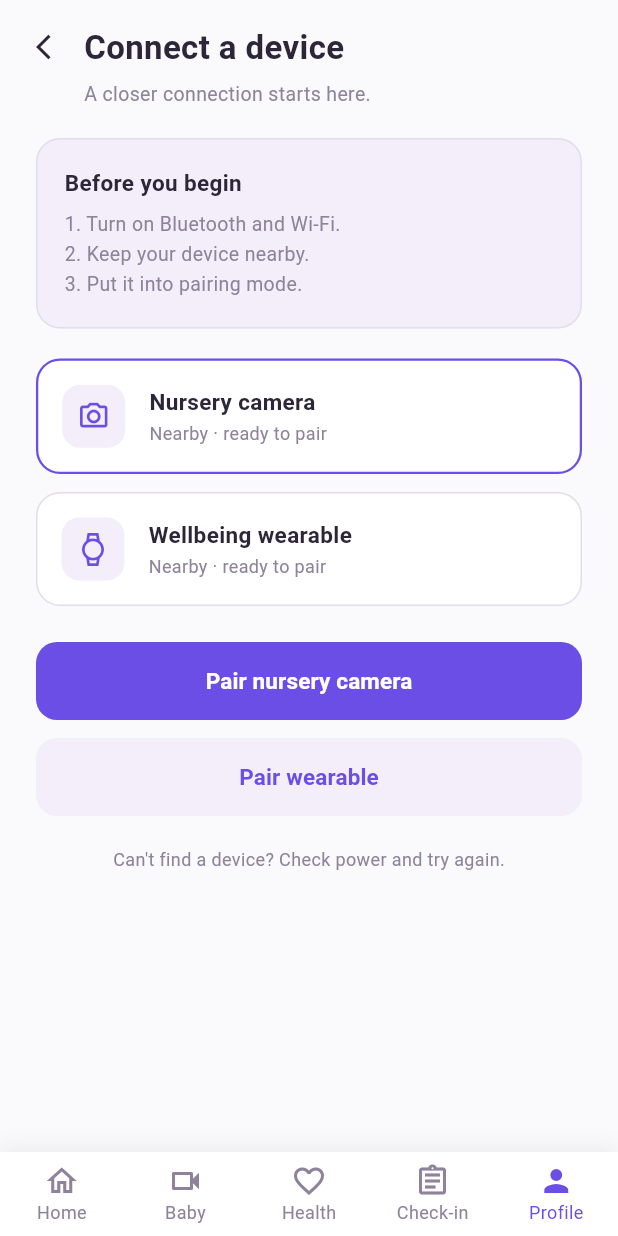
After one commit to cepdnaclk/e22-3yp-himummy, a Flutter app: the ConnectDeviceScreen screen opened directly, on a phone screen of 412 x 824 dp. The commit adds this screen. Run offline on Flutter 3.47's test engine with Material 3 defaults, Android fonts, the phone set to English and light mode, and no system bars; our stand-ins replace fl_chart; Roboto replaces fonts that are missing (Nunito Sans).

Commit message:
feat: implement connect a device screen and link from profile settings

```diff
--- /dev/null
+++ b/code/himummy_mobile/lib/presentation/screens/profile/connect_device_screen.dart
@@ -0,0 +1,301 @@
+import 'package:flutter/material.dart';
+import '../../../core/constants/app_colors.dart';
+import '../../widgets/app_bottom_nav.dart';
+
+class ConnectDeviceScreen extends StatefulWidget {
+  const ConnectDeviceScreen({Key? key}) : super(key: key);
+
+  @override
+  State<ConnectDeviceScreen> createState() => _ConnectDeviceScreenState();
+}
+
+class _ConnectDeviceScreenState extends State<ConnectDeviceScreen> {
+  // Selected device state for pairing simulation
+  String _selectedDevice = 'camera';
+
+  @override
+  Widget build(BuildContext context) {
+    return Scaffold(
+      backgroundColor: AppColors.backgroundWhite,
+      body: SafeArea(
+        child: SingleChildScrollView(
+          padding: const EdgeInsets.symmetric(horizontal: 24.0, vertical: 16.0),
+          child: Column(
+            crossAxisAlignment: CrossAxisAlignment.start,
+            children: [
+              // Top Bar with Back Button and Title
+              Row(
+                children: [
+                  GestureDetector(
+                    onTap: () => Navigator.pop(context),
+                    child: const Icon(
+                      Icons.arrow_back_ios,
+                      color: AppColors.textDark,
+                      size: 20,
+                    ),
+                  ),
+                  const SizedBox(width: 12),
+                  const Text(
+                    'Connect a device',
+                    style: TextStyle(
+                      fontSize: 22,
+                      fontWeight: FontWeight.bold,
+                      color: AppColors.textDark,
+                    ),
+                  ),
+                ],
+              ),
+
+              const SizedBox(height: 6),
+
+              // Subtitle matching Figma design
+              const Padding(
+                padding: EdgeInsets.only(left: 32.0),
+                child: Text(
+                  'A closer connection starts here.',
+                  style: TextStyle(
+                    fontSize: 13,
+                    color: AppColors.textMuted,
+                  ),
+                ),
+              ),
+
+              const SizedBox(height: 20),
+
+              // Before you begin instruction box
+              Container(
+                width: double.infinity,
+                padding: const EdgeInsets.all(18),
+                decoration: BoxDecoration(
+                  color: AppColors.lightPurpleBg,
+                  borderRadius: BorderRadius.circular(16),
+                  border: Border.all(color: AppColors.borderGrey),
+                ),
+                child: Column(
+                  crossAxisAlignment: CrossAxisAlignment.start,
+                  children: const [
+                    Text(
+                      'Before you begin',
+                      style: TextStyle(
+                        fontSize: 15,
+                        fontWeight: FontWeight.bold,
+                        color: AppColors.textDark,
+                      ),
+                    ),
+                    SizedBox(height: 8),
+                    Text(
+                      '1. Turn on Bluetooth and Wi-Fi.\n2. Keep your device nearby.\n3. Put it into pairing mode.',
+                      style: TextStyle(
+                        fontSize: 13,
+                        color: AppColors.textMuted,
+                        height: 1.5,
+                      ),
+                    ),
+                  ],
+                ),
+              ),
+
+              const SizedBox(height: 20),
+
+              // Nursery Camera Card
+              GestureDetector(
+                onTap: () {
+                  setState(() {
+                    _selectedDevice = 'camera';
+                  });
+                },
+                child: Container(
+                  width: double.infinity,
+                  padding: const EdgeInsets.all(16),
+                  decoration: BoxDecoration(
+                    color: AppColors.cardWhite,
+                    borderRadius: BorderRadius.circular(16),
+                    border: Border.all(
+                      color: _selectedDevice == 'camera'
+                          ? AppColors.primaryPurple
+                          : AppColors.borderGrey,
+                      width: _selectedDevice == 'camera' ? 1.5 : 1,
+                    ),
+                  ),
+                  child: Row(
+                    children: [
+                      Container(
+                        padding: const EdgeInsets.all(10),
+                        decoration: BoxDecoration(
+                          color: AppColors.lightPurpleBg,
+                          borderRadius: BorderRadius.circular(12),
+                        ),
+                        child: const Icon(
+                          Icons.camera_alt_outlined,
+                          color: AppColors.primaryPurple,
+                          size: 22,
+                        ),
+                      ),
+                      const SizedBox(width: 16),
+                      Column(
+                        crossAxisAlignment: CrossAxisAlignment.start,
+                        children: const [
+                          Text(
+                            'Nursery camera',
+                            style: TextStyle(
+                              fontSize: 15,
+                              fontWeight: FontWeight.bold,
+                              color: AppColors.textDark,
+                            ),
+                          ),
+                          SizedBox(height: 2),
+                          Text(
+                            'Nearby · ready to pair',
+                            style: TextStyle(
+                              fontSize: 12,
+                              color: AppColors.textMuted,
+                            ),
+                          ),
+                        ],
+                      ),
+                    ],
+                  ),
+                ),
+              ),
+
+              const SizedBox(height: 12),
+
+              // Wellbeing Wearable Card
+              GestureDetector(
+                onTap: () {
+                  setState(() {
+                    _selectedDevice = 'wearable';
+                  });
+                },
+                child: Container(
+                  width: double.infinity,
+                  padding: const EdgeInsets.all(16),
+                  decoration: BoxDecoration(
+                    color: AppColors.cardWhite,
+                    borderRadius: BorderRadius.circular(16),
+                    border: Border.all(
+                      color: _selectedDevice == 'wearable'
+                          ? AppColors.primaryPurple
+                          : AppColors.borderGrey,
+                      width: _selectedDevice == 'wearable' ? 1.5 : 1,
+                    ),
+                  ),
+                  child: Row(
+                    children: [
+                      Container(
+                        padding: const EdgeInsets.all(10),
+                        decoration: BoxDecoration(
+                          color: AppColors.lightPurpleBg,
+                          borderRadius: BorderRadius.circular(12),
+                        ),
+                        child: const Icon(
+                          Icons.watch_outlined,
+                          color: AppColors.primaryPurple,
+                          size: 22,
+                        ),
+                      ),
+                      const SizedBox(width: 16),
+                      Column(
+                        crossAxisAlignment: CrossAxisAlignment.start,
+                        children: const [
+                          Text(
+                            'Wellbeing wearable',
+                            style: TextStyle(
+                              fontSize: 15,
+                              fontWeight: FontWeight.bold,
+                              color: AppColors.textDark,
+                            ),
+                          ),
+                          SizedBox(height: 2),
+                          Text(
+                            'Nearby · ready to pair',
+                            style: TextStyle(
+                              fontSize: 12,
+                              color: AppColors.textMuted,
+                            ),
+                          ),
+                        ],
+                      ),
+                    ],
+                  ),
+                ),
+              ),
+
+              const SizedBox(height: 24),
+
+              // Primary Pair Nursery Camera Button
+              SizedBox(
+                width: double.infinity,
+                height: 52,
+                child: ElevatedButton(
+                  onPressed: () {
+                    // Handle camera pairing action
+                  },
+                  style: ElevatedButton.styleFrom(
+                    backgroundColor: AppColors.primaryPurple,
+                    shape: RoundedRectangleBorder(
+                      borderRadius: BorderRadius.circular(14),
+                    ),
+                    elevation: 0,
+                  ),
+                  child: const Text(
+                    'Pair nursery camera',
+                    style: TextStyle(
+                      fontSize: 15,
+                      fontWeight: FontWeight.w600,
+                      color: Colors.white,
+                    ),
+                  ),
+                ),
+              ),
+
+              const SizedBox(height: 12),
+
+              // Secondary Pair Wearable Button
+              SizedBox(
+                width: double.infinity,
+                height: 52,
+                child: ElevatedButton(
+                  onPressed: () {
+                    // Handle wearable pairing action
+                  },
+                  style: ElevatedButton.styleFrom(
+                    backgroundColor: AppColors.lightPurpleBg,
+                    shape: RoundedRectangleBorder(
+                      borderRadius: BorderRadius.circular(14),
+                    ),
+                    elevation: 0,
+                  ),
+                  child: const Text(
+                    'Pair wearable',
+                    style: TextStyle(
+                      fontSize: 15,
+                      fontWeight: FontWeight.w600,
+                      color: AppColors.primaryPurple,
+                    ),
+                  ),
+                ),
+              ),
+
+              const SizedBox(height: 20),
+
+              // Footer Note
+              const Center(
+                child: Text(
+                  'Can\'t find a device? Check power and try again.',
+                  style: TextStyle(
+                    fontSize: 12,
+                    color: AppColors.textMuted,
+                  ),
+                ),
+              ),
+            ],
+          ),
+        ),
+      ),
+
+      // Bottom Navigation Bar (Index 4 for Profile)
+      bottomNavigationBar: const AppBottomNav(currentIndex: 4),
+    );
+  }
+}
--- a/code/himummy_mobile/lib/presentation/screens/profile/profile_screen.dart
+++ b/code/himummy_mobile/lib/presentation/screens/profile/profile_screen.dart
@@ -1,6 +1,7 @@
 import 'package:flutter/material.dart';
 import '../../../core/constants/app_colors.dart';
 import '../../widgets/app_bottom_nav.dart';
+import 'connect_device_screen.dart';
 
 class ProfileScreen extends StatelessWidget {
   const ProfileScreen({Key? key}) : super(key: key);
@@ -109,6 +110,12 @@ class ProfileScreen extends StatelessWidget {
                 icon: Icons.devices_outlined,
                 onTap: () {
                   // Handle navigation or action
+                  Navigator.push(
+                    context,
+                    MaterialPageRoute(
+                      builder: (context) => const ConnectDeviceScreen(),
+                    ),
+                  );
                 },
               ),
               const SizedBox(height: 12),
```
